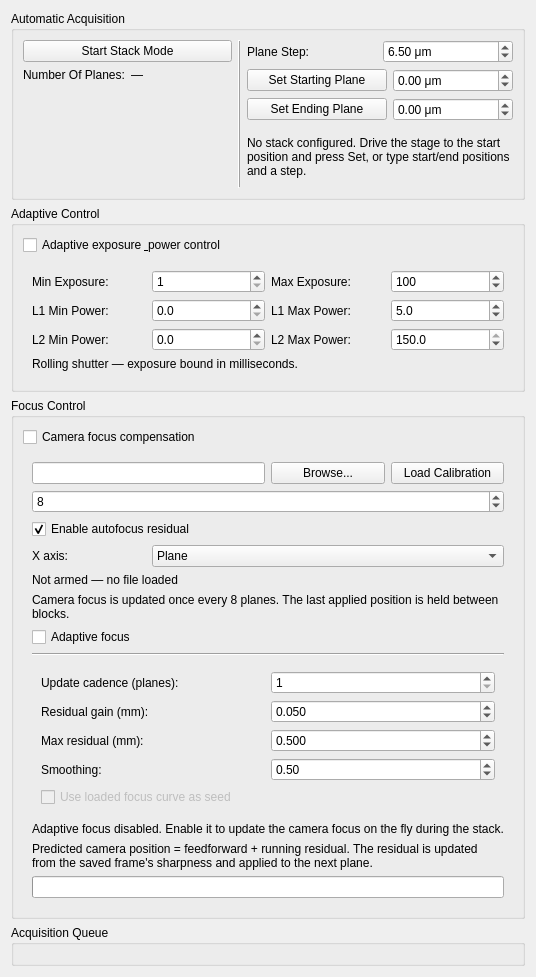
Above: lightsheet/gui/panels/ui_stack_panel.ui from LIOMLab/lightsheet before the change. Below: the same form after it.
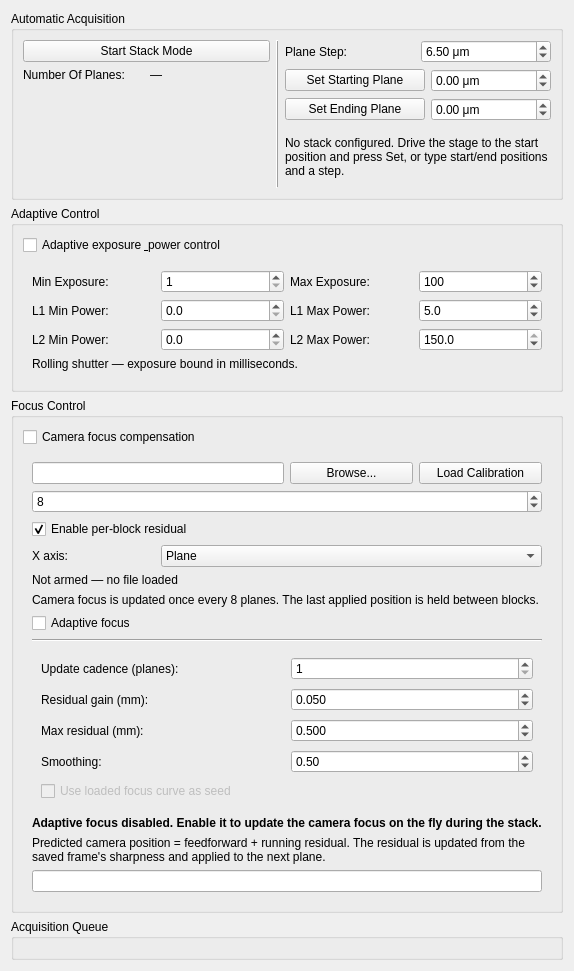
That is the form after the change. Custom widgets are drawn as their Qt base class.

Commit message: fix(ui): address adaptive-autofocus UI review findings in focus stack panel

Diff of the .ui file:
```diff
--- a/lightsheet/gui/panels/ui_stack_panel.ui
+++ b/lightsheet/gui/panels/ui_stack_panel.ui
@@ -584,7 +584,7 @@
             <string>Enable per-block sharpness-based residual correction on top of the feedforward calibration curve.</string>
            </property>
            <property name="text">
-            <string>Enable autofocus residual</string>
+            <string>Enable per-block residual</string>
            </property>
            <property name="checked">
             <bool>true</bool>
@@ -655,6 +655,9 @@
            <bool>false</bool>
           </property>
           <layout class="QGridLayout" name="gridLayout_adaptiveAutofocusFields">
+           <property name="spacing">
+            <number>8</number>
+           </property>
            <item row="0" column="0">
             <widget class="QLabel" name="label_autofocusCadence">
              <property name="text">
@@ -777,6 +780,9 @@
         </item>
         <item row="9" column="0" colspan="4">
          <widget class="QLabel" name="label_autofocusStatus">
+          <property name="styleSheet">
+           <string>font-weight: bold;</string>
+          </property>
           <property name="text">
            <string>Adaptive focus disabled. Enable it to update the camera focus on the fly during the stack.</string>
           </property>
@@ -794,6 +800,9 @@
         </item>
         <item row="11" column="0" colspan="4">
          <widget class="QProgressBar" name="progressBar_autofocus">
+          <property name="styleSheet">
+           <string>QProgressBar::chunk { background-color: #3daee9; }</string>
+          </property>
           <property name="visible">
            <bool>false</bool>
           </property>
```
The commit also changes 5 other files.
